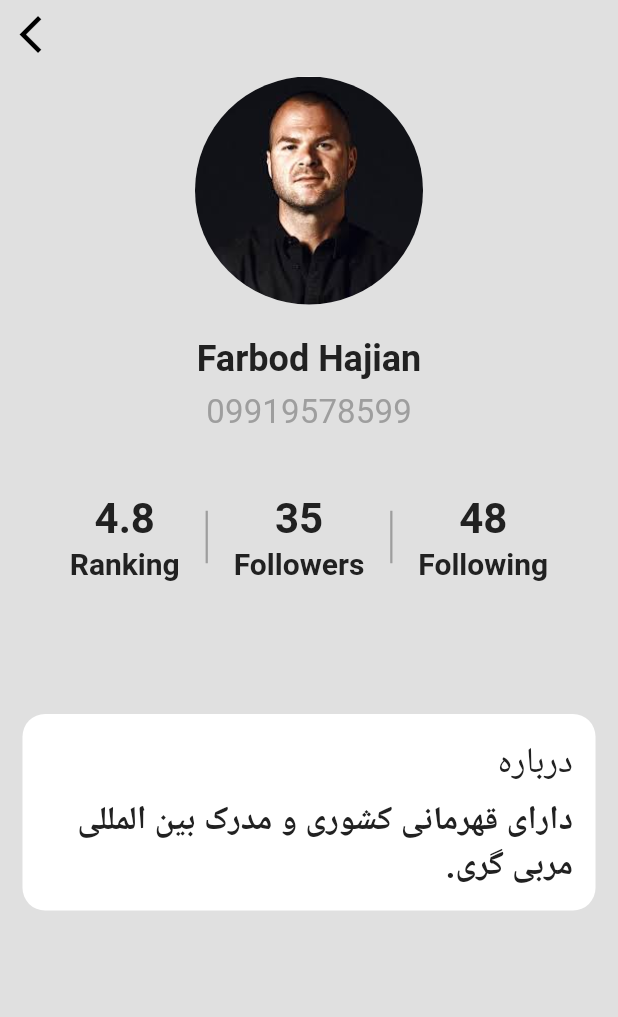
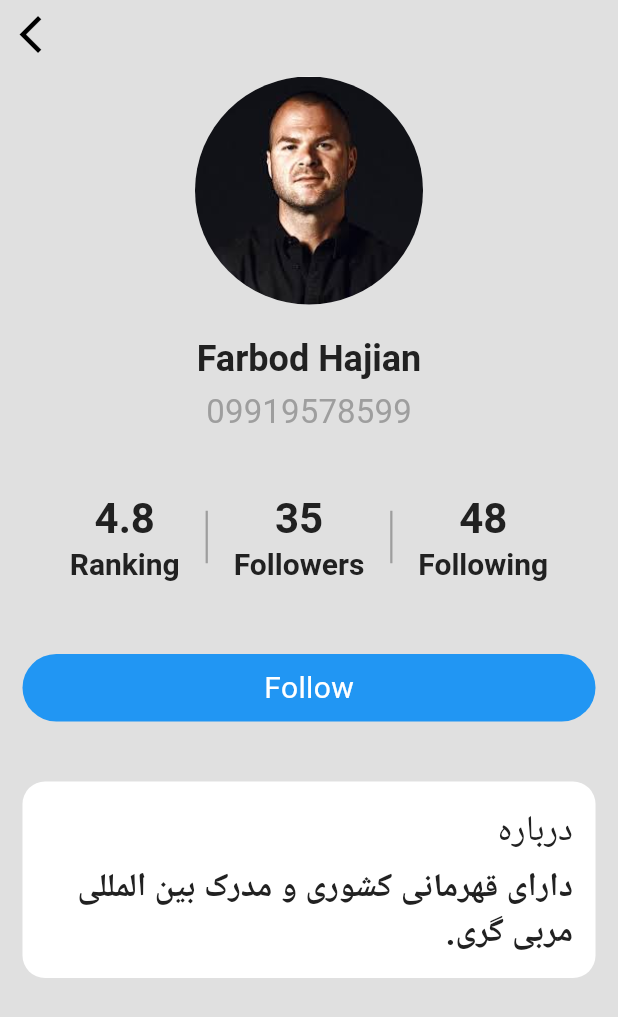
Before and after one commit to parsashu/fitness-app-flutter, a Flutter app: the OthersProfilePage screen opened by its route, on a phone screen of 412 x 824 dp. Shown: the top 1017 px of the screen. Run offline on Flutter 3.47's test engine with Material 3 defaults, Android fonts, the phone set to English and light mode, and no system bars; our stand-ins replace firebase_auth, firebase_core, google_nav_bar, image_picker, shared_preferences; accounts and stored records are empty.

Commit message:
finished others profile

```diff
--- /dev/null
+++ b/lib/components/buttons/follow_button.dart
@@ -0,0 +1,41 @@
+import 'package:flutter/material.dart';
+
+class FollowButton extends StatelessWidget {
+  const FollowButton({
+    super.key,
+    required this.onTap,
+    this.isFollow = true,
+  });
+
+  final void Function()? onTap;
+  final bool isFollow;
+
+  @override
+  Widget build(BuildContext context) {
+    return InkWell(
+      onTap: onTap,
+      child: Container(
+        width: 420,
+        padding: const EdgeInsets.all(8),
+        decoration: BoxDecoration(
+          color: isFollow
+              ? Colors.blue
+              : Theme.of(context).colorScheme.inversePrimary,
+          borderRadius: BorderRadius.circular(40),
+        ),
+        child: isFollow
+            ? const Center(
+                child: Text(
+                  'Follow',
+                  style: TextStyle(
+                    color: Colors.white,
+                  ),
+                ),
+              )
+            : const Center(
+                child: Text('Unfollow'),
+              ),
+      ),
+    );
+  }
+}
--- a/lib/pages/profile/others_profile_page.dart
+++ b/lib/pages/profile/others_profile_page.dart
@@ -1,5 +1,6 @@
 import 'package:flutter/material.dart';
 import 'package:improwave/components/bars/back_app_bar.dart';
+import 'package:improwave/components/buttons/follow_button.dart';
 import 'package:improwave/components/buttons/counter_button.dart';
 import 'package:improwave/components/dividers/my_vertical_divider.dart';
 
@@ -11,6 +12,21 @@ class OthersProfilePage extends StatefulWidget {
 }
 
 class _ProfilePageState extends State<OthersProfilePage> {
+  double followers = 35;
+  double following = 48;
+  bool isFollow = true;
+
+  void toggleFollowButton() {
+    setState(() {
+      isFollow = !isFollow;
+      if (!isFollow) {
+        followers++;
+      } else {
+        followers--;
+      }
+    });
+  }
+
   @override
   Widget build(BuildContext context) {
     return Scaffold(
@@ -57,27 +73,35 @@ class _ProfilePageState extends State<OthersProfilePage> {
                   ),
                   const MyVerticalDivider(),
                   CounterButton(
-                    number: 35,
+                    number: followers,
                     title: 'Followers',
                     onPressed: () => Navigator.pushNamed(context, '/followers'),
                   ),
                   const MyVerticalDivider(),
                   CounterButton(
-                    number: 48,
+                    number: following,
                     title: 'Following',
                     onPressed: () => Navigator.pushNamed(context, '/followers'),
                   ),
                 ],
               ),
 
-              const SizedBox(height: 80),
+              const SizedBox(height: 40),
             ],
           ),
           Padding(
             padding: const EdgeInsets.symmetric(horizontal: 15),
             child: Column(
               children: [
-                // A B O U T
+                // Follow - Unfollow
+                FollowButton(
+                  isFollow: isFollow,
+                  onTap: toggleFollowButton,
+                ),
+
+                const SizedBox(height: 40),
+
+                // About
                 Container(
                   padding: const EdgeInsets.all(15),
                   decoration: BoxDecoration(
--- a/lib/themes/theme.dart
+++ b/lib/themes/theme.dart
@@ -11,6 +11,7 @@ ThemeData lightMode = ThemeData(
     surfaceBright: Colors.white,
     primary: Colors.grey.shade800,
     primaryContainer: Colors.white,  // Containers
+    inversePrimary: Colors.grey[350],  // Unfollow button
     tertiary: Colors.grey.shade500,  // Hint text
     tertiaryContainer: Colors.grey.shade200,  // Search bar
     onTertiaryFixedVariant: Colors.grey.shade600,
@@ -58,6 +59,7 @@ ThemeData darkMode = ThemeData(
     surfaceBright: Colors.grey.shade900,
     primary: Colors.grey.shade800,
     primaryContainer: Colors.grey.shade800,
+    inversePrimary: Colors.grey.shade800,  // Unfollow button
     tertiary: Colors.grey.shade600,  // Hint text
     tertiaryContainer: Colors.grey.shade800,  // Search bar
     onTertiaryFixedVariant: Colors.grey.shade700,
```
